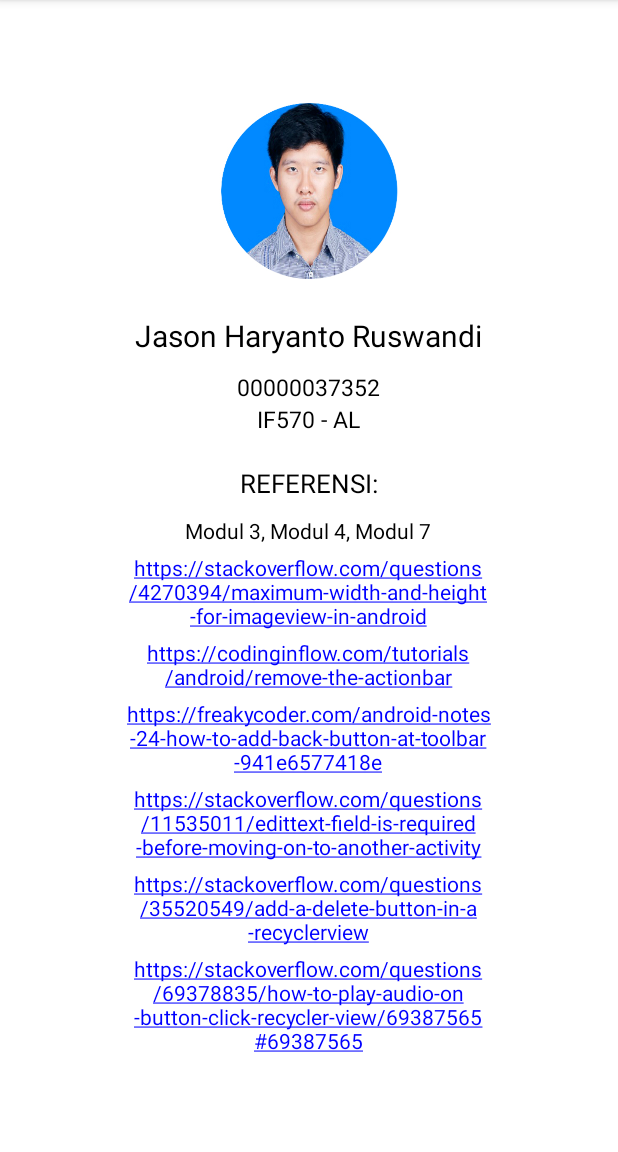
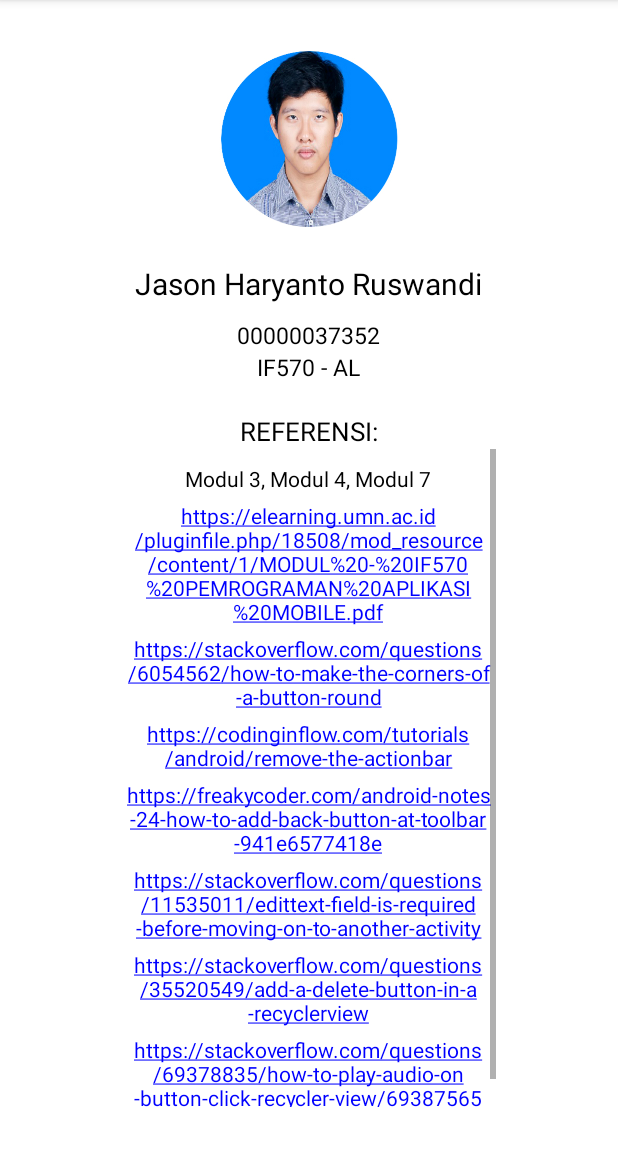
Before and after one commit to jhrjason1/Mobile-Application-Programming, an Android app: the Profile screen opened directly, with no data from a screen before it, on a phone screen of 412 x 824 dp, the part 84-1236 px from its top. Run offline under Robolectric (Android 15) with nearby library versions, the phone set to English and light mode, and no system bars.

Commit message:
JasonHaryantoRuswandi_00000037352_IF570_AL_UTS

```diff
--- a/UTS_37352_JasonHaryanto/app/src/main/res/layout/activity_profile.xml
+++ b/UTS_37352_JasonHaryanto/app/src/main/res/layout/activity_profile.xml
@@ -68,7 +68,16 @@
                 android:layout_width="250dp"
                 android:layout_height="wrap_content"
                 android:layout_gravity="center"
-                android:text="https://stackoverflow.com/questions/4270394/maximum-width-and-height-for-imageview-in-android"
+                android:text="https://elearning.umn.ac.id/pluginfile.php/18508/mod_resource/content/1/MODUL%20-%20IF570%20PEMROGRAMAN%20APLIKASI%20MOBILE.pdf"
+                android:gravity="center"
+                android:layout_marginTop="5dp"
+                android:autoLink="web"
+                android:textColorLink="@color/blue"/>
+            <TextView
+                android:layout_width="250dp"
+                android:layout_height="wrap_content"
+                android:layout_gravity="center"
+                android:text="https://stackoverflow.com/questions/6054562/how-to-make-the-corners-of-a-button-round"
                 android:gravity="center"
                 android:layout_marginTop="5dp"
                 android:autoLink="web"
```
